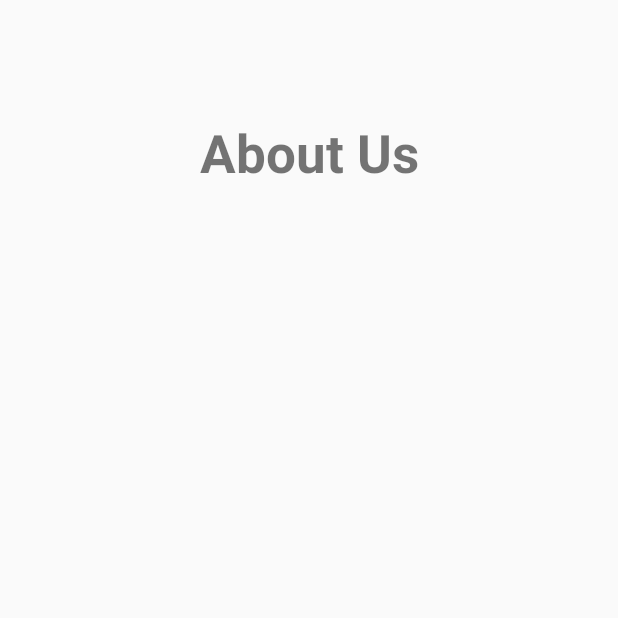
After one commit to Samuel-dot-cloud/RecipeApp, an Android app: the AboutActivity screen opened directly, with no data from a screen before it, on a phone screen of 412 x 824 dp, the top half of it. The commit adds this screen. Run offline under Robolectric (Android 15) with nearby library versions, the phone set to English and light mode, and no system bars.

Commit message:
Significant progress in main activity

```diff
--- a/app/build.gradle
+++ b/app/build.gradle
@@ -31,4 +31,6 @@ dependencies {
     testImplementation 'junit:junit:4.12'
     androidTestImplementation 'androidx.test.ext:junit:1.1.1'
     androidTestImplementation 'androidx.test.espresso:espresso-core:3.2.0'
+    implementation 'com.jakewharton:butterknife:10.2.1'
+    annotationProcessor 'com.jakewharton:butterknife-compiler:10.2.1'
 }
--- a/app/src/main/AndroidManifest.xml
+++ b/app/src/main/AndroidManifest.xml
@@ -9,6 +9,8 @@
         android:roundIcon="@mipmap/ic_launcher_round"
         android:supportsRtl="true"
         android:theme="@style/AppTheme">
+        <activity android:name=".AboutActivity"></activity>
+        <activity android:name=".RecipeActivity" />
         <activity android:name=".MainActivity">
             <intent-filter>
                 <action android:name="android.intent.action.MAIN" />
--- /dev/null
+++ b/app/src/main/java/com/studiofive/recipeapp/AboutActivity.java
@@ -0,0 +1,14 @@
+package com.studiofive.recipeapp;
+
+import androidx.appcompat.app.AppCompatActivity;
+
+import android.os.Bundle;
+
+public class AboutActivity extends AppCompatActivity {
+
+    @Override
+    protected void onCreate(Bundle savedInstanceState) {
+        super.onCreate(savedInstanceState);
+        setContentView(R.layout.activity_about);
+    }
+}
--- /dev/null
+++ b/app/src/main/res/layout/activity_about.xml
@@ -0,0 +1,21 @@
+<?xml version="1.0" encoding="utf-8"?>
+<androidx.constraintlayout.widget.ConstraintLayout xmlns:android="http://schemas.android.com/apk/res/android"
+    xmlns:app="http://schemas.android.com/apk/res-auto"
+    xmlns:tools="http://schemas.android.com/tools"
+    android:layout_width="match_parent"
+    android:layout_height="match_parent"
+    tools:context=".AboutActivity">
+
+    <TextView
+        android:id="@+id/textView"
+        android:layout_width="wrap_content"
+        android:layout_height="wrap_content"
+        android:text="About Us"
+        android:textSize="35sp"
+        android:textStyle="bold"
+        app:layout_constraintBottom_toBottomOf="parent"
+        app:layout_constraintEnd_toEndOf="parent"
+        app:layout_constraintStart_toStartOf="parent"
+        app:layout_constraintTop_toTopOf="parent"
+        app:layout_constraintVertical_bias="0.100000024" />
+</androidx.constraintlayout.widget.ConstraintLayout>
--- a/app/src/main/res/values/colors.xml
+++ b/app/src/main/res/values/colors.xml
@@ -1,6 +1,11 @@
 <?xml version="1.0" encoding="utf-8"?>
 <resources>
-    <color name="colorPrimary">#6200EE</color>
-    <color name="colorPrimaryDark">#3700B3</color>
+    <color name="colorPrimary">#E91E63</color>
+    <color name="colorPrimaryDark">#1976D2</color>
     <color name="colorAccent">#03DAC5</color>
+    <color name="colorPrimaryLight">#FFC107</color>
+    <color name="textIcons">#CDDC39</color>
+    <color name="colorDivider">#FF5722</color>
+    <color name="secondaryText">#757575</color>
+    <color name="primaryText">#212121</color>
 </resources>
--- a/app/src/main/res/values/styles.xml
+++ b/app/src/main/res/values/styles.xml
@@ -1,7 +1,7 @@
 <resources>
 
     <!-- Base application theme. -->
-    <style name="AppTheme" parent="Theme.AppCompat.Light.DarkActionBar">
+    <style name="AppTheme" parent="Theme.AppCompat.Light.NoActionBar">
         <!-- Customize your theme here. -->
         <item name="colorPrimary">@color/colorPrimary</item>
         <item name="colorPrimaryDark">@color/colorPrimaryDark</item>
```
Also changed, not shown: app/src/main/java/com/studiofive/recipeapp/MainActivity.java (+71 -1 lines), app/src/main/java/com/studiofive/recipeapp/RecipeActivity.java (added, +18 -0 lines), app/src/main/res/layout/activity_main.xml (+50 -2 lines), app/src/main/res/layout/activity_recipe.xml (added, +9 -0 lines), 1 other file.
